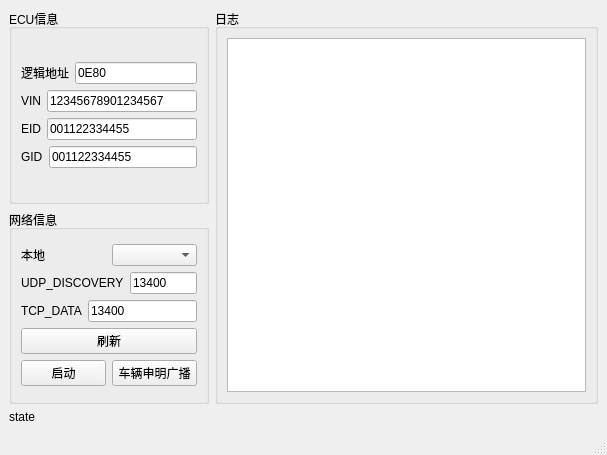
Qt form mainwindow.ui (mcli244/DoIP_Server) before a commit.
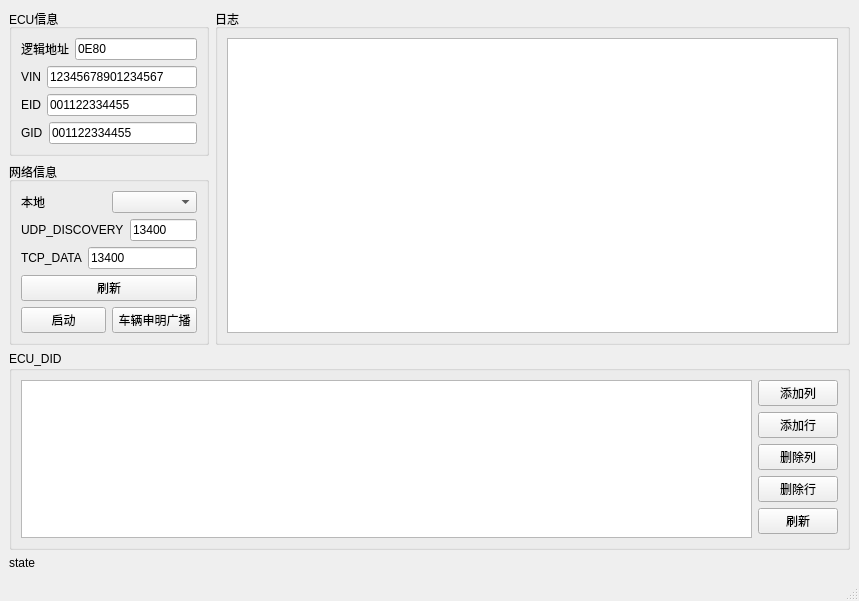
The same form after that commit.

```diff
--- a/mainwindow.ui
+++ b/mainwindow.ui
@@ -6,8 +6,8 @@
    <rect>
     <x>0</x>
     <y>0</y>
-    <width>607</width>
-    <height>455</height>
+    <width>859</width>
+    <height>601</height>
    </rect>
   </property>
   <property name="sizePolicy">
@@ -26,7 +26,7 @@
    <string>MainWindow</string>
   </property>
   <widget class="QWidget" name="centralwidget">
-   <layout class="QGridLayout" name="gridLayout_3">
+   <layout class="QGridLayout" name="gridLayout_5">
     <item row="0" column="0">
      <layout class="QVBoxLayout" name="verticalLayout_5">
       <item>
@@ -286,6 +286,61 @@
         </item>
        </layout>
       </item>
+      <item>
+       <widget class="QGroupBox" name="groupBox_4">
+        <property name="title">
+         <string>ECU_DID</string>
+        </property>
+        <layout class="QGridLayout" name="gridLayout_3">
+         <item row="0" column="0">
+          <layout class="QHBoxLayout" name="horizontalLayout_10">
+           <item>
+            <widget class="QTableView" name="tableView_ECU_DID"/>
+           </item>
+           <item>
+            <layout class="QVBoxLayout" name="verticalLayout_6">
+             <item>
+              <widget class="QPushButton" name="pushButton_add_col">
+               <property name="text">
+                <string>添加列</string>
+               </property>
+              </widget>
+             </item>
+             <item>
+              <widget class="QPushButton" name="pushButton_add_row">
+               <property name="text">
+                <string>添加行</string>
+               </property>
+              </widget>
+             </item>
+             <item>
+              <widget class="QPushButton" name="pushButton_del_col">
+               <property name="text">
+                <string>删除列</string>
+               </property>
+              </widget>
+             </item>
+             <item>
+              <widget class="QPushButton" name="pushButton_del_row">
+               <property name="text">
+                <string>删除行</string>
+               </property>
+              </widget>
+             </item>
+             <item>
+              <widget class="QPushButton" name="pushButton_ECU_DID_Refresh">
+               <property name="text">
+                <string>刷新</string>
+               </property>
+              </widget>
+             </item>
+            </layout>
+           </item>
+          </layout>
+         </item>
+        </layout>
+       </widget>
+      </item>
       <item>
        <widget class="QLabel" name="label_state">
         <property name="text">
```
Left out of the diff: 2 changed lines with no effect on the pictures.
